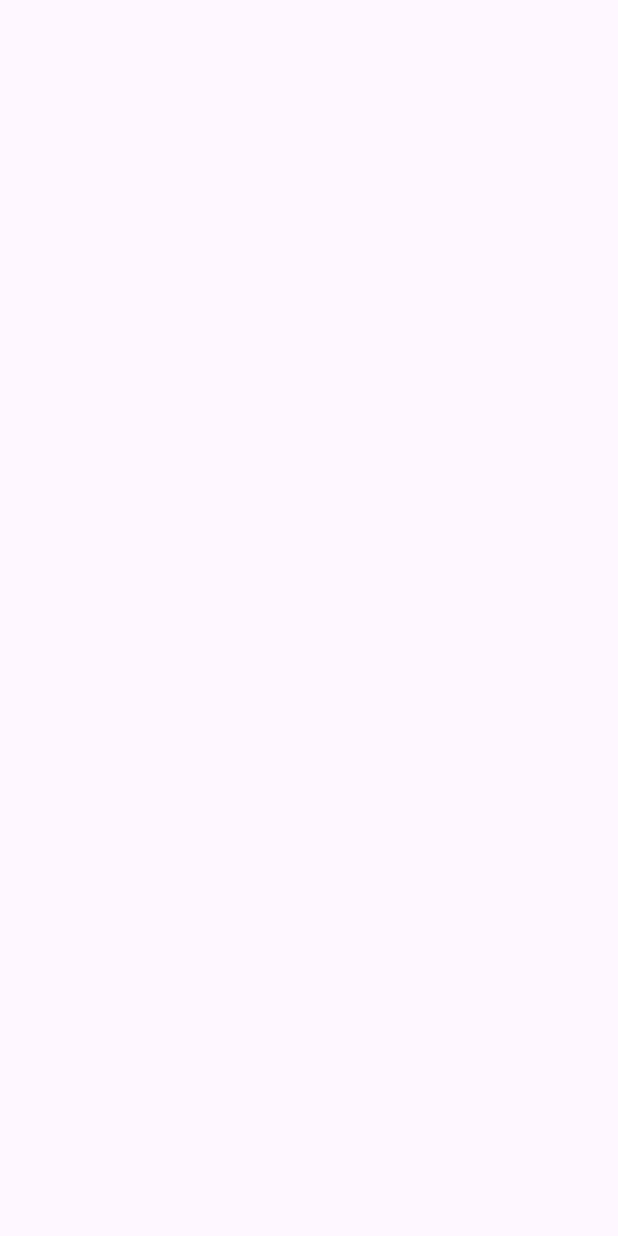
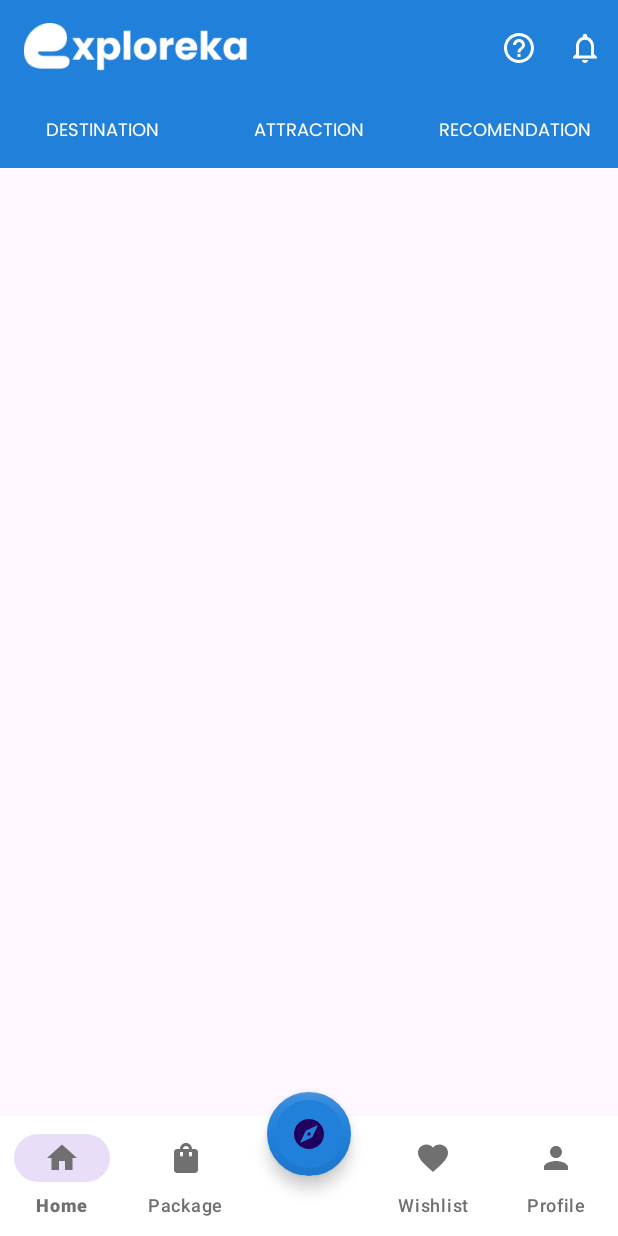
Before and after one commit to Exploreka/Exploreka-App, an Android app: the NavigationActivity screen opened directly, with no data from a screen before it, on a phone screen of 412 x 824 dp. Before the commit the screen is empty. Run offline under Robolectric (Android 15) with nearby library versions, the phone set to English and light mode, and no system bars.

Commit message:
fix error activity navigation

```diff
--- a/app/src/main/res/layout/activity_navigation.xml
+++ b/app/src/main/res/layout/activity_navigation.xml
@@ -6,4 +6,100 @@
     android:layout_height="match_parent"
     tools:context=".NavigationActivity">
 
+    <androidx.appcompat.widget.Toolbar
+        android:id="@+id/toolbar"
+        android:layout_width="match_parent"
+        android:layout_height="wrap_content"
+        android:background="@color/primary_500"
+        app:layout_constraintTop_toTopOf="parent">
+
+        <ImageView
+            android:id="@+id/exploreka"
+            android:layout_width="150dp"
+            android:layout_height="50dp"
+            android:src="@drawable/exploreka"
+            android:layout_gravity="start"
+            app:tint="@color/white" />
+
+        <ImageView
+            android:id="@+id/notification_button"
+            android:layout_width="wrap_content"
+            android:layout_height="wrap_content"
+            android:src="@drawable/ic_baseline_notifications_none_24"
+            android:layout_gravity="end"
+            android:padding="10dp"
+            app:tint="@color/white" />
+
+        <ImageView
+            android:id="@+id/help_button"
+            android:layout_width="wrap_content"
+            android:layout_height="wrap_content"
+            android:src="@drawable/ic_baseline_help_outline_24"
+            android:layout_gravity="end"
+            android:padding="10dp"
+            app:tint="@color/white" />
+
+    </androidx.appcompat.widget.Toolbar>
+
+    <com.google.android.material.tabs.TabLayout
+        android:id="@+id/tabs"
+        android:layout_width="match_parent"
+        android:layout_height="wrap_content"
+        app:layout_constraintStart_toStartOf="parent"
+        app:layout_constraintTop_toBottomOf="@id/toolbar"
+        android:background="@color/primary_500"
+        android:contentDescription=""
+        app:tabTextAppearance="@style/TabLayoutTextStyle"
+        app:tabTextColor="@color/white" >
+
+        <com.google.android.material.tabs.TabItem
+            android:layout_width="wrap_content"
+            android:layout_height="wrap_content"
+            android:text="Destination"
+            android:textAllCaps="false"/>
+
+        <com.google.android.material.tabs.TabItem
+            android:layout_width="wrap_content"
+            android:layout_height="wrap_content"
+            android:text="Attraction" />
+
+        <com.google.android.material.tabs.TabItem
+            android:layout_width="wrap_content"
+            android:layout_height="wrap_content"
+            android:text="Recomendation" />
+
+    </com.google.android.material.tabs.TabLayout>
+
+
+
+    <com.google.android.material.bottomnavigation.BottomNavigationView
+        android:id="@+id/bottom_navigation"
+        android:layout_width="match_parent"
+        android:layout_height="wrap_content"
+        android:background="@drawable/bottom_navigation_background"
+        android:elevation="8dp"
+        app:itemIconTint="@color/grey"
+        app:itemTextColor="@color/grey"
+        app:labelVisibilityMode="labeled"
+        app:menu="@menu/bottom_navigation_menu"
+        app:layout_constraintBottom_toBottomOf="parent"
+        app:layout_constraintStart_toStartOf="parent"
+        app:layout_constraintEnd_toEndOf="parent" />
+
+
+    <com.google.android.material.floatingactionbutton.FloatingActionButton
+        android:id="@+id/floating_action_button"
+        android:layout_width="wrap_content"
+        android:layout_height="wrap_content"
+        style="@style/FAB.WhiteText"
+        app:borderWidth="5dp"
+        android:background="@drawable/rounded_fab"
+        app:shapeAppearanceOverlay="@style/ShapeAppearanceOverlay.MaterialComponents.LargeComponent"
+        app:backgroundTint="@color/primary_500"
+        android:src="@drawable/ic_baseline_explore_24"
+        android:contentDescription="Ini navigation bar"
+        app:layout_constraintTop_toTopOf="@id/bottom_navigation"
+        app:layout_constraintStart_toStartOf="@id/bottom_navigation"
+        app:layout_constraintEnd_toEndOf="@id/bottom_navigation"
+        android:layout_marginTop="-16dp" />
 </androidx.constraintlayout.widget.ConstraintLayout>
--- a/app/src/main/res/values/styles.xml
+++ b/app/src/main/res/values/styles.xml
@@ -10,6 +10,13 @@
         <item name="android:elevation">0dp</item>
         <item name="backgroundTint">@color/white</item>
         <item name="android:stateListAnimator">@null</item>
+    </style>
+
+    <style name="TabLayoutTextStyle" parent="TextAppearance.Design.Tab">
+        <item name="android:fontFamily">@font/poppins</item>
+        <item name="android:textSize">12sp</item>
+        <item name="android:textAllCaps">false</item>
+        <!-- Ganti "your_font_family" dengan nama font yang Anda inginkan -->
     </style>
 
     <style name="ButtonStyle.Favorite" parent="Widget.Material3.Button">
```
